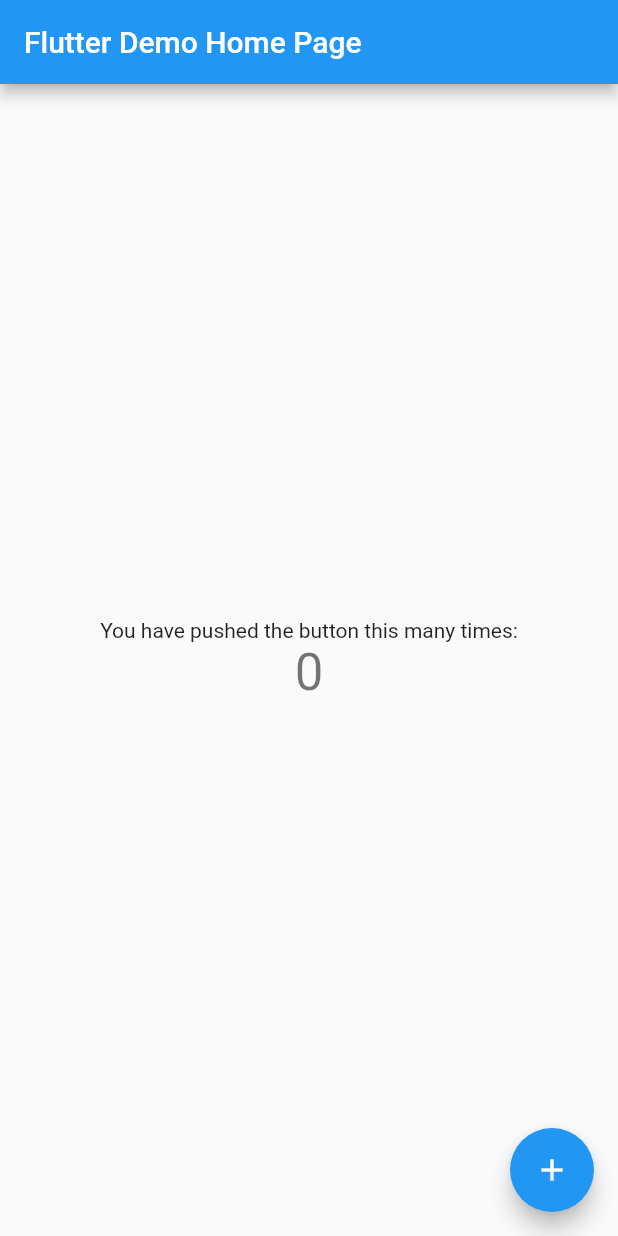
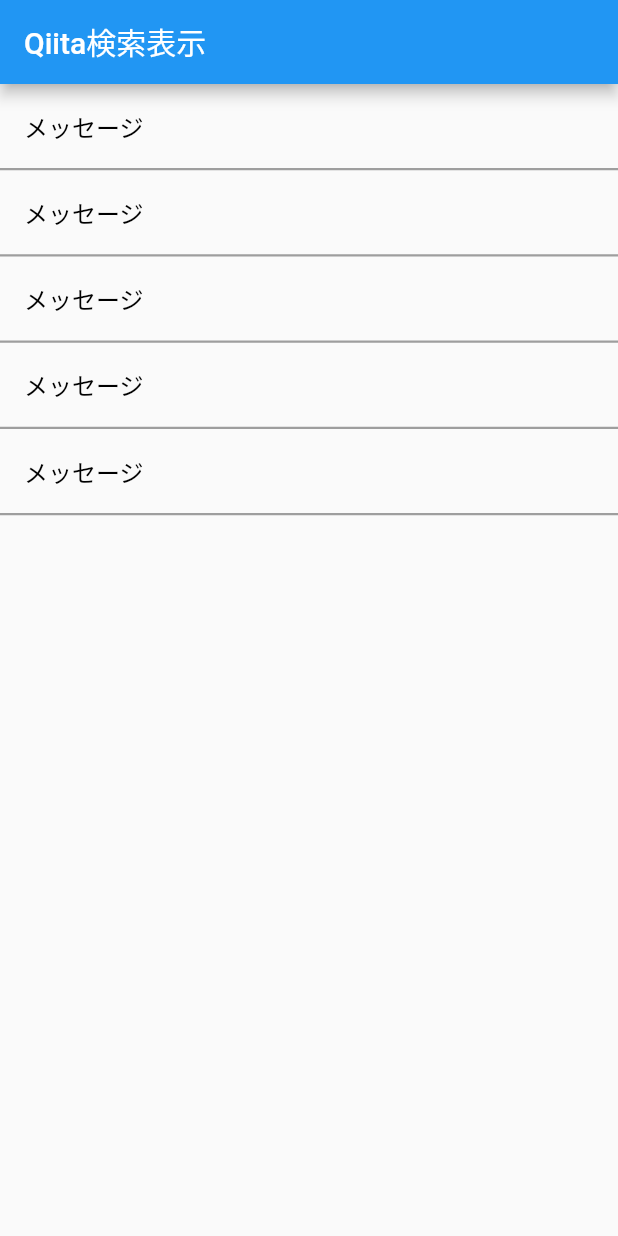
Before and after one commit to railgun-0402/Qiita_Riverpod, a Flutter app: the screen it shows after launch, on a phone screen of 412 x 824 dp. Run offline on Flutter 3.47's test engine with Material 2 defaults, Android fonts, the phone set to English and light mode, and no system bars.

Commit message:
■修正内容
・Qiitaの検索結果を記載するための基盤UIを簡単に作成

```diff
--- a/lib/main.dart
+++ b/lib/main.dart
@@ -1,27 +1,18 @@
 import 'package:flutter/material.dart';
+import 'package:qiita_application/view/show_search_result_page.dart';
 
 void main() {
-  runApp(const MyApp());
+  runApp(const ShowSearchResult());
 }
 
 class MyApp extends StatelessWidget {
   const MyApp({super.key});
 
-  // This widget is the root of your application.
   @override
   Widget build(BuildContext context) {
     return MaterialApp(
       title: 'Flutter Demo',
       theme: ThemeData(
-        // This is the theme of your application.
-        //
-        // Try running your application with "flutter run". You'll see the
-        // application has a blue toolbar. Then, without quitting the app, try
-        // changing the primarySwatch below to Colors.green and then invoke
-        // "hot reload" (press "r" in the console where you ran "flutter run",
-        // or simply save your changes to "hot reload" in a Flutter IDE).
-        // Notice that the counter didn't reset back to zero; the application
-        // is not restarted.
         primarySwatch: Colors.blue,
       ),
       home: const MyHomePage(title: 'Flutter Demo Home Page'),
@@ -31,15 +22,6 @@ class MyApp extends StatelessWidget {
 
 class MyHomePage extends StatefulWidget {
   const MyHomePage({super.key, required this.title});
-
-  // This widget is the home page of your application. It is stateful, meaning
-  // that it has a State object (defined below) that contains fields that affect
-  // how it looks.
-
-  // This class is the configuration for the state. It holds the values (in this
-  // case the title) provided by the parent (in this case the App widget) and
-  // used by the build method of the State. Fields in a Widget subclass are
-  // always marked "final".
 
   final String title;
 
@@ -52,47 +34,18 @@ class _MyHomePageState extends State<MyHomePage> {
 
   void _incrementCounter() {
     setState(() {
-      // This call to setState tells the Flutter framework that something has
-      // changed in this State, which causes it to rerun the build method below
-      // so that the display can reflect the updated values. If we changed
-      // _counter without calling setState(), then the build method would not be
-      // called again, and so nothing would appear to happen.
       _counter++;
     });
   }
 
   @override
   Widget build(BuildContext context) {
-    // This method is rerun every time setState is called, for instance as done
-    // by the _incrementCounter method above.
-    //
-    // The Flutter framework has been optimized to make rerunning build methods
-    // fast, so that you can just rebuild anything that needs updating rather
-    // than having to individually change instances of widgets.
     return Scaffold(
       appBar: AppBar(
-        // Here we take the value from the MyHomePage object that was created by
-        // the App.build method, and use it to set our appbar title.
         title: Text(widget.title),
       ),
       body: Center(
-        // Center is a layout widget. It takes a single child and positions it
-        // in the middle of the parent.
         child: Column(
-          // Column is also a layout widget. It takes a list of children and
-          // arranges them vertically. By default, it sizes itself to fit its
-          // children horizontally, and tries to be as tall as its parent.
-          //
-          // Invoke "debug painting" (press "p" in the console, choose the
-          // "Toggle Debug Paint" action from the Flutter Inspector in Android
-          // Studio, or the "Toggle Debug Paint" command in Visual Studio Code)
-          // to see the wireframe for each widget.
-          //
-          // Column has various properties to control how it sizes itself and
-          // how it positions its children. Here we use mainAxisAlignment to
-          // center the children vertically; the main axis here is the vertical
-          // axis because Columns are vertical (the cross axis would be
-          // horizontal).
           mainAxisAlignment: MainAxisAlignment.center,
           children: <Widget>[
             const Text(
--- /dev/null
+++ b/lib/view/show_search_result_page.dart
@@ -0,0 +1,64 @@
+import 'package:flutter/material.dart';
+
+class ShowSearchResult extends StatefulWidget {
+  const ShowSearchResult({Key? key}) : super(key: key);
+
+  @override
+  State<ShowSearchResult> createState() => _ShowSearchResultState();
+}
+
+class _ShowSearchResultState extends State<ShowSearchResult> {
+  @override
+  Widget build(BuildContext context) {
+    var list = [
+      "メッセージ",
+      "メッセージ",
+      "メッセージ",
+      "メッセージ",
+      "メッセージ",
+    ];
+    return MaterialApp(
+      home: Scaffold(
+        appBar: AppBar(
+          title: const Text("Qiita検索表示"),
+        ),
+        body: ListView.builder(itemBuilder: (BuildContext context, int index) {
+          if (index < list.length) {
+            return resultItem(list[index]);
+          }
+          return null;
+          // return resultItem(list[index]);
+        }),
+      ),
+    );
+  }
+
+  Widget resultItem(String title) {
+    return Container(
+      decoration: const BoxDecoration(
+        border: Border(
+          bottom: BorderSide(
+            color: Colors.grey,
+            width: 1.5,
+          ),
+        ),
+      ),
+      child: ListTile(
+        title: Text(
+          title,
+          style: const TextStyle(
+            color: Colors.black,
+            fontSize: 16,
+          ),
+        ),
+        onTap: () {
+          print("$titleがTapされました");
+        },
+        onLongPress: () {
+          // 長押し時の処理
+          print("$titleが長押しされました");
+        },
+      ),
+    );
+  }
+}
```
